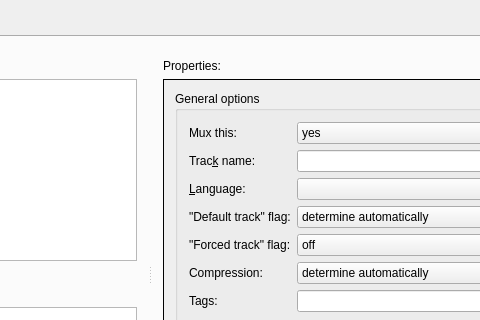
Above: src/mkvtoolnix-gui/forms/merge/tab.ui from jpsdr/MKVToolnix-Windows-7 before the change; both pictures show x 270 to 750 and y 0 to 320 of the 898 by 552 pixel window. Below: the same form after it.
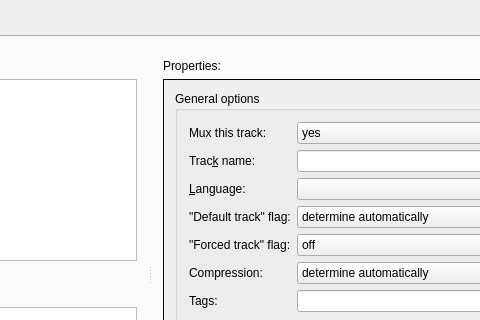
That is the form after the change. Icons and pictures are not drawn. Custom widgets are drawn as their Qt base class.

The edit to the form file:
```diff
--- a/src/mkvtoolnix-gui/forms/merge/tab.ui
+++ b/src/mkvtoolnix-gui/forms/merge/tab.ui
@@ -166,7 +166,7 @@
               <property name="geometry">
                <rect>
                 <x>0</x>
-                <y>-425</y>
+                <y>-639</y>
                 <width>465</width>
                 <height>1064</height>
                </rect>
@@ -181,7 +181,7 @@
                   <item row="0" column="0">
                    <widget class="QLabel" name="muxThisLabel">
                     <property name="text">
-                     <string>Mux this:</string>
+                     <string>Mux this track:</string>
                     </property>
                    </widget>
                   </item>
```
Left out of the diff: 6 changed lines with no effect on the pictures.
